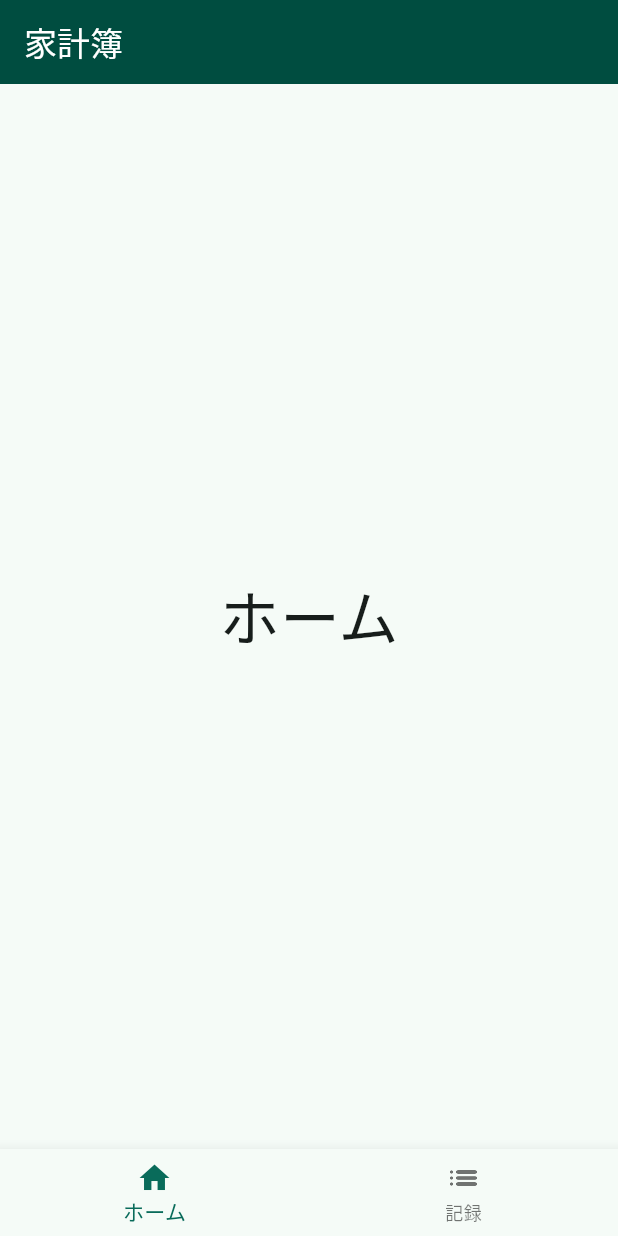
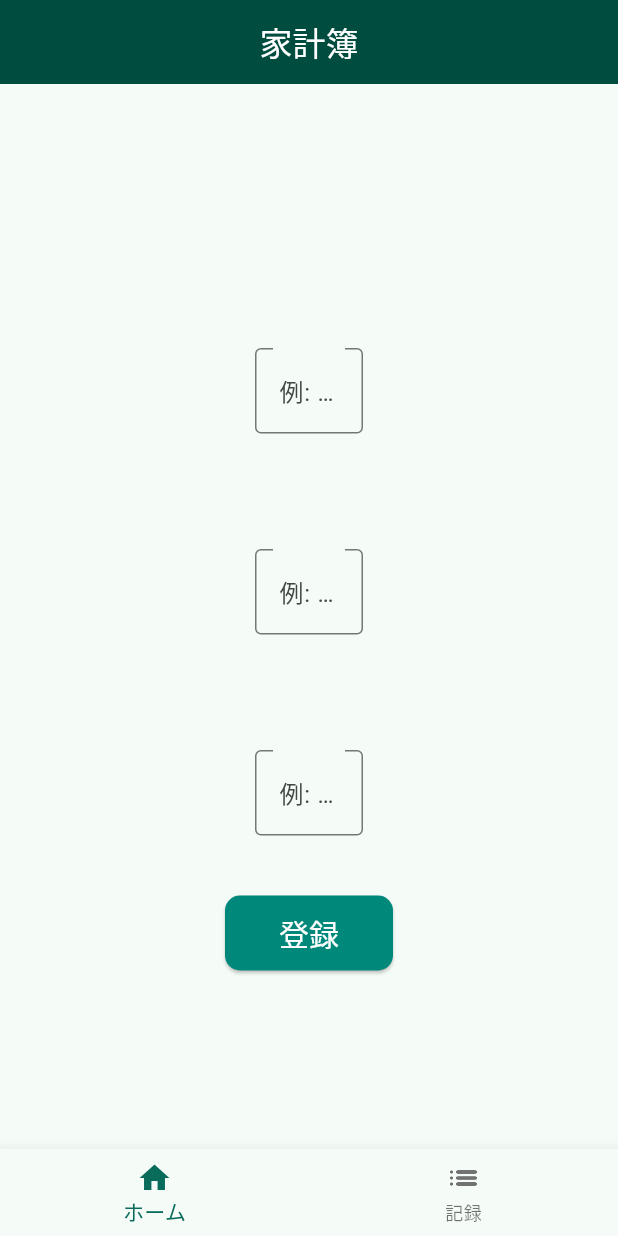
Before and after one commit to Hayatann/wallet_manager, a Flutter app: the screen it shows after launch, on a phone screen of 412 x 824 dp. Run offline on Flutter 3.47's test engine with Material 2 defaults, Android fonts, the phone set to English and light mode, and no system bars.

Commit message:
made home frontend

```diff
--- a/lib/src/app.dart
+++ b/lib/src/app.dart
@@ -27,9 +27,9 @@ class MyStatefulWidget extends StatefulWidget {
 }
 
 class _MyStatefulWidgetState extends State<MyStatefulWidget> {
-  static const _pages = <Widget>[
-    HomePage(),
-    RecordPage(),
+  final _pages = <Widget>[
+    const HomePage(),
+    const RecordPage(),
   ];
 
   int _selectedIndex = 0;
--- a/lib/src/pages/home.dart
+++ b/lib/src/pages/home.dart
@@ -1,21 +1,150 @@
 import 'package:flutter/material.dart';
+import 'package:flutter/services.dart';
 
-class HomePage extends StatelessWidget {
-  const HomePage({super.key});
+class HomePage extends StatefulWidget {
+  const HomePage({Key? key}) : super(key: key);
+  @override
+  HomePageState createState() => HomePageState();
+}
+
+class HomePageState extends State<HomePage> {
+  String _consumeTitle = ""; // 支出のタイトル
+  String _consumeGenre = ""; // 支出のジャンル
+  String _consumePrice = ""; // 支出の金額
+
+  // 支出のタイトルを更新する
+  void handleConsumeTitle(String e) {
+    setState(() {
+      _consumeTitle = e;
+    });
+  }
+
+  // 支出のジャンルを更新する
+  void handleConsumeGenre(String e) {
+    setState(() {
+      _consumeGenre = e;
+    });
+  }
+
+  // 支出の金額を更新する
+  void handleConsumePrice(String e) {
+    setState(() {
+      _consumePrice = e;
+    });
+  }
 
   @override
   Widget build(BuildContext context) {
     return Scaffold(
-      appBar: AppBar(
-        backgroundColor: Colors.teal.shade900,
-        title: const Text('家計簿', style: TextStyle(color: Colors.white)),
-      ),
-      body: const Center(
-        child: Text(
-          'ホーム',
-          style: TextStyle(fontSize: 40),
+        appBar: AppBar(
+          backgroundColor: Colors.teal.shade900,
+          centerTitle: true,
+          title: const Text('家計簿', style: TextStyle(color: Colors.white)),
         ),
-      ),
-    );
+        body: Container(
+            padding: const EdgeInsets.only(
+                left: 150, right: 150, top: 20, bottom: 20),
+            child: Center(
+                child:
+                    Column(mainAxisSize: MainAxisSize.min, children: <Widget>[
+              Container(
+                padding: const EdgeInsets.only(bottom: 20, left: 20, right: 20),
+                child: Column(children: <Widget>[
+                  Text(
+                    _consumeTitle,
+                    style: TextStyle(
+                      color: Colors.teal.shade900,
+                      fontSize: 40,
+                      fontWeight: FontWeight.bold,
+                    ),
+                  ),
+                  TextField(
+                    enabled: true,
+                    decoration: const InputDecoration(
+                        floatingLabelAlignment: FloatingLabelAlignment.center,
+                        floatingLabelBehavior: FloatingLabelBehavior.always,
+                        labelStyle: TextStyle(fontSize: 30),
+                        labelText: "支出のタイトル",
+                        hintText: "例: コンビニ弁当",
+                        border: OutlineInputBorder()),
+                    onChanged: handleConsumeTitle,
+                  ),
+                ]),
+              ),
+              Container(
+                padding: const EdgeInsets.only(bottom: 20, left: 20, right: 20),
+                child: Column(
+                  children: <Widget>[
+                    Text(
+                      _consumeGenre,
+                      style: TextStyle(
+                        color: Colors.teal.shade900,
+                        fontSize: 40,
+                        fontWeight: FontWeight.bold,
+                      ),
+                    ),
+                    TextField(
+                      enabled: true,
+                      decoration: const InputDecoration(
+                          floatingLabelAlignment: FloatingLabelAlignment.center,
+                          floatingLabelBehavior: FloatingLabelBehavior.always,
+                          labelStyle: TextStyle(fontSize: 30),
+                          labelText: "支出のタイトル",
+                          hintText: "例: 食費",
+                          border: OutlineInputBorder()),
+                      onChanged: handleConsumeGenre,
+                    ),
+                  ],
+                ),
+              ),
+              Container(
+                padding: const EdgeInsets.only(bottom: 20, left: 20, right: 20),
+                child: Column(
+                  children: <Widget>[
+                    Text(
+                      _consumePrice.toString(),
+                      style: TextStyle(
+                        color: Colors.teal.shade900,
+                        fontSize: 40,
+                        fontWeight: FontWeight.bold,
+                      ),
+                    ),
+                    TextField(
+                      enabled: true,
+                      decoration: const InputDecoration(
+                          floatingLabelAlignment: FloatingLabelAlignment.center,
+                          floatingLabelBehavior: FloatingLabelBehavior.always,
+                          labelStyle: TextStyle(fontSize: 30),
+                          labelText: "支出額",
+                          hintText: "例: 1000",
+                          border: OutlineInputBorder()),
+                      keyboardType: TextInputType.number,
+                      // int型の範囲にするために、9桁までに制限する
+                      // 数字以外の入力を禁止する
+                      inputFormatters: [
+                        FilteringTextInputFormatter.digitsOnly,
+                        LengthLimitingTextInputFormatter(9)
+                      ],
+                      onChanged: handleConsumePrice,
+                    ),
+                  ],
+                ),
+              ),
+              Container(
+                  margin: const EdgeInsets.only(top: 20),
+                  child: ElevatedButton(
+                    style: ElevatedButton.styleFrom(
+                        fixedSize: const Size(200, 50),
+                        backgroundColor: Colors.teal.shade600,
+                        foregroundColor: Colors.white,
+                        shape: RoundedRectangleBorder(
+                            borderRadius: BorderRadius.circular(10.0))),
+                    onPressed: () {},
+                    child: const Text(
+                      "登録",
+                      style: TextStyle(fontSize: 20),
+                    ),
+                  ))
+            ]))));
   }
 }
```
